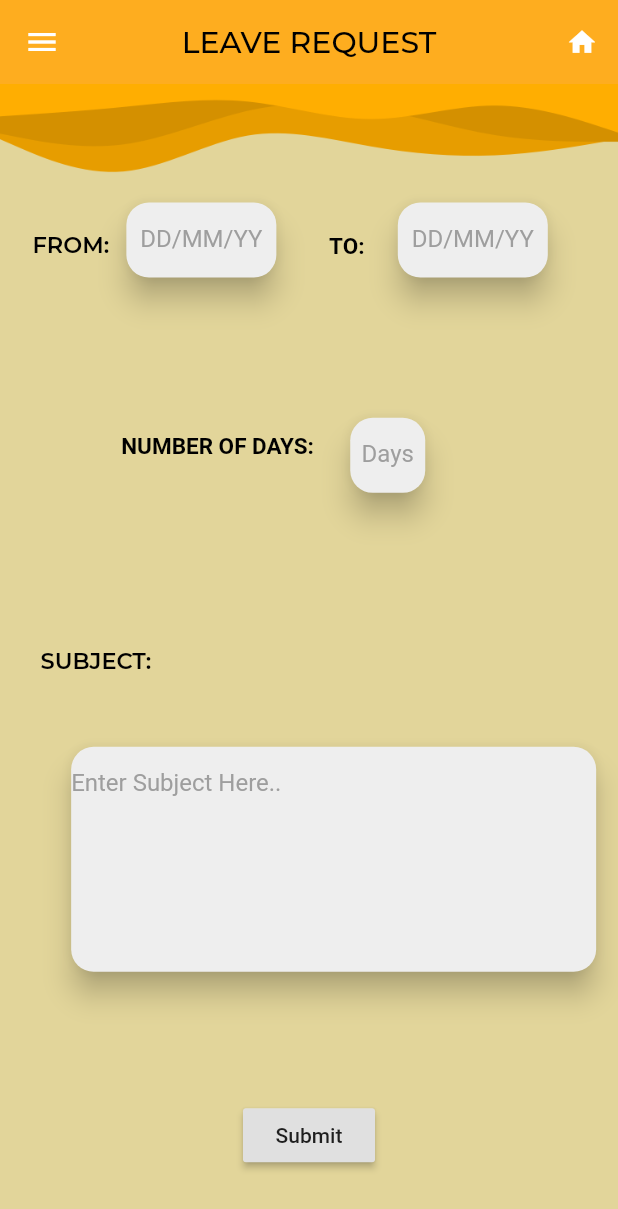
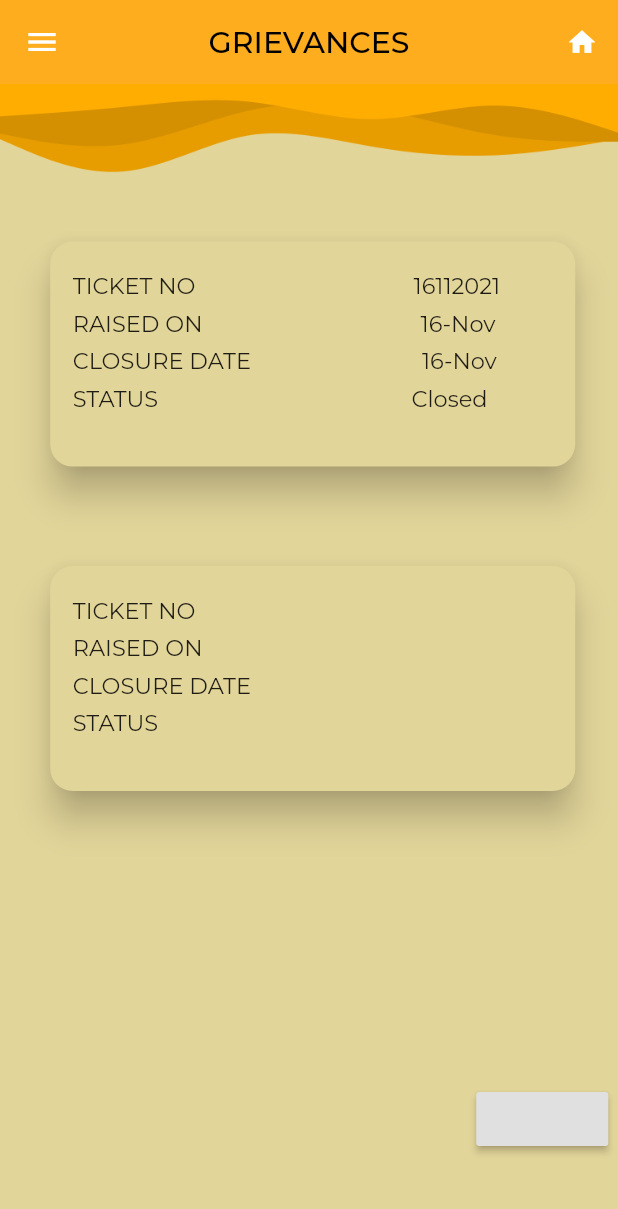
Before and after one commit to SivaramkumarV/Testing, a Flutter app: the screen it shows after launch, on a phone screen of 412 x 824 dp. Shown: the top 1209 px of the screen. Run offline on Flutter 3.47's test engine with Material 2 defaults, Android fonts, the phone set to English and light mode, and no system bars; our stand-ins replace google_fonts; Roboto replaces fonts that are missing (Arial).

Commit message:
Grievances Added

```diff
--- a/lib/drawer_screen.dart
+++ b/lib/drawer_screen.dart
@@ -1,4 +1,6 @@
 import 'package:flutter/material.dart';
+import 'package:login_2/grievances.dart';
+import 'package:login_2/personal_info.dart';
 import 'welcome_screen.dart';
 import 'leave_request.dart';
 class DrwrScreen extends StatefulWidget {
@@ -39,7 +41,7 @@ class _DrwrScreenState extends State<DrwrScreen> {
                   shape: BoxShape.circle,
                 ),
                 child: Image.asset(
-                  'images/sung-jin-woo-solo-leveling-uhdpaper.com-4K-7.1072-wp.thumbnail.jpg',
+                  'assets/images/sung-jin-woo-solo-leveling-uhdpaper.com-4K-7.1072-wp.thumbnail.jpg',
                 ),
               ),
               Padding(
@@ -93,7 +95,7 @@ class _DrwrScreenState extends State<DrwrScreen> {
                   onTap: () async {
                     await Navigator.pushNamed(
                       context,
-                      WelcomeScreen.id,
+                      Personalinfo.id,
 
                     );
                   },
@@ -142,7 +144,7 @@ class _DrwrScreenState extends State<DrwrScreen> {
                   onTap: () async {
                     await Navigator.pushNamed(
                       context,
-                      WelcomeScreen.id,
+                      GrievancesWidget.id,
                     );
                   },
                   child: ListTile(
--- /dev/null
+++ b/lib/grievances.dart
@@ -0,0 +1,141 @@
+import 'package:flutter/material.dart';
+import 'package:google_fonts/google_fonts.dart';
+import 'package:login_2/drawer_screen.dart';
+import 'package:login_2/homepage.dart';
+
+class GrievancesWidget extends StatefulWidget {
+  static const id='grievances';
+
+  @override
+  _GrievancesWidgetState createState() => _GrievancesWidgetState();
+}
+
+class _GrievancesWidgetState extends State<GrievancesWidget> {
+  final scaffoldKey = GlobalKey<ScaffoldState>();
+
+  @override
+  Widget build(BuildContext context) {
+    return Scaffold(
+      key: scaffoldKey,
+      appBar: AppBar(
+        backgroundColor: Color(0xFFFEAD1F),
+        automaticallyImplyLeading: true,
+        title: Text(
+          'GRIEVANCES',
+          textAlign: TextAlign.center,
+          style: TextStyle(
+            color: Colors.black,
+            fontFamily: 'Montserrat',
+            fontSize: 20,
+            fontWeight: FontWeight.w500,
+          ),
+        ),
+        actions: [
+         IconButton(
+          color: Colors.transparent,
+            icon: Icon(
+              Icons.home,
+              color: Colors.white,
+              size: 21,
+            ),
+            onPressed: () async {
+              await Navigator.pushNamed(
+                context,
+                Homepage.id,
+
+              );
+            },
+          ),
+        ],
+        centerTitle: true,
+        elevation: 0,
+      ),
+      backgroundColor: Color(0xFFE2D59A),
+      drawer: DrwrScreen(),
+
+      body: SafeArea(
+          child: Stack(
+            children: [
+              Align(
+                alignment: AlignmentDirectional(0.08, -0.66),
+                child: Material(
+                  color: Colors.transparent,
+                  elevation: 10,
+                  shape: RoundedRectangleBorder(
+                    borderRadius: BorderRadius.circular(15),
+                  ),
+                  child: Container(
+                    width: 350,
+                    height: 150,
+                    decoration: BoxDecoration(
+                      color: Color(0xFFE2D59A),
+                      borderRadius: BorderRadius.circular(15),
+                    ),
+                    child: Padding(
+                      padding: EdgeInsetsDirectional.fromSTEB(15, 15, 15, 15),
+                      child: Text(
+                        'TICKET NO                                     16112021\nRAISED ON                                     16-Nov\nCLOSURE DATE                             16-Nov\nSTATUS                                           Closed\n',
+                        style: TextStyle(
+                          fontFamily: 'Montserrat',
+                          fontSize: 15,
+                          height: 1.7,
+                        ),
+                      ),
+                    ),
+                  ),
+                ),
+              ),
+              Align(
+                alignment: AlignmentDirectional(0.08, 0.04),
+                child: Material(
+                  color: Colors.transparent,
+                  elevation: 10,
+                  shape: RoundedRectangleBorder(
+                    borderRadius: BorderRadius.circular(15),
+                  ),
+                  child: Container(
+                    width: 350,
+                    height: 150,
+                    decoration: BoxDecoration(
+                      color: Color(0xFFE2D59A),
+                      borderRadius: BorderRadius.circular(15),
+                    ),
+                    child: Padding(
+                      padding: EdgeInsetsDirectional.fromSTEB(15, 15, 15, 15),
+                      child: Text(
+                        'TICKET NO\nRAISED ON\nCLOSURE DATE\nSTATUS',
+                        style: TextStyle(
+                          fontFamily: 'Montserrat',
+                          fontSize: 15,
+                          fontWeight: FontWeight.normal,
+                          height: 1.7,
+                        ),
+                      ),
+                    ),
+                  ),
+                ),
+              ),
+              Align(
+                alignment: AlignmentDirectional(0.96, 0.85),
+                child: RaisedButton(
+                  onPressed: () {
+                    print('Button pressed ...');
+                  },
+
+                ),
+              ),
+              Align(
+                alignment: AlignmentDirectional(0, -1),
+                child: Image.asset(
+                  'assets/images/waves2x.png',
+                  width: double.infinity,
+                  fit: BoxFit.cover,
+                ),
+              ),
+            ],
+          ),
+        ),
+
+    );
+  }
+}
--- a/lib/main.dart
+++ b/lib/main.dart
@@ -1,6 +1,7 @@
 import 'package:flutter/material.dart';
 
 import 'package:login_2/drawer_screen.dart';
+import 'package:login_2/grievances.dart';
 import 'package:login_2/leave_request.dart';
 import 'package:login_2/Attendance.dart';
 import 'package:login_2/leave_request.dart';
@@ -21,13 +22,14 @@ class login extends StatelessWidget {
           bodyText1: TextStyle(color: Colors.black54),
         ),
       ),
-      initialRoute:LeaveRequestWidget.id ,
+      initialRoute:GrievancesWidget.id ,
       routes: {
         WelcomeScreen.id: (context) => WelcomeScreen(),
         RegistrationScreen.id: (context) => RegistrationScreen(),
         ForgotPassword.id: (context) => ForgotPassword(),
         LeaveRequestWidget.id: (context) => LeaveRequestWidget(),
         DrwrScreen.id: (context) => DrwrScreen(),
+        GrievancesWidget.id:(context) => GrievancesWidget(),
       }
 
     );
```
Also changed, not shown: pubspec.lock.
